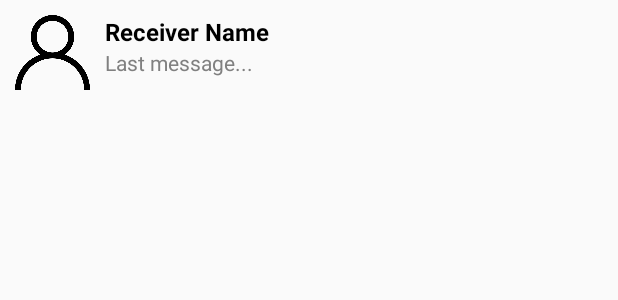
After one commit to TiVooooo/PRM392_HomeBuddy_App, an Android app: the layout item_chat.xml on its own in the app's theme, with its tools: preview values and no code run, on a phone screen of 412 x 824 dp. The commit adds this screen. Shown: the top 300 px of the screen. Run offline under Robolectric (Android 15) with nearby library versions, the phone set to English and light mode, and no system bars.

Commit message:
update chat UI and api

```diff
--- /dev/null
+++ b/app/src/main/res/layout/item_chat.xml
@@ -0,0 +1,43 @@
+<?xml version="1.0" encoding="utf-8"?>
+<androidx.constraintlayout.widget.ConstraintLayout xmlns:android="http://schemas.android.com/apk/res/android"
+    android:layout_width="match_parent"
+    android:layout_height="wrap_content"
+    xmlns:app="http://schemas.android.com/apk/res-auto"
+    android:padding="10dp">
+
+    <ImageView
+        android:id="@+id/imageViewProfile"
+        android:layout_width="50dp"
+        android:layout_height="50dp"
+        android:src="@drawable/ic_account"
+        android:scaleType="centerCrop"
+        app:layout_constraintStart_toStartOf="parent"
+        app:layout_constraintTop_toTopOf="parent"
+        app:layout_constraintBottom_toBottomOf="parent"
+        android:contentDescription="Profile Picture" />
+
+    <TextView
+        android:id="@+id/textViewReceiverName"
+        android:layout_width="0dp"
+        android:layout_height="wrap_content"
+        android:text="Receiver Name"
+        android:textStyle="bold"
+        android:textSize="16sp"
+        app:layout_constraintStart_toEndOf="@id/imageViewProfile"
+        app:layout_constraintTop_toTopOf="parent"
+        app:layout_constraintEnd_toEndOf="parent"
+        android:layout_marginStart="10dp"
+        android:textColor="#000000" />
+
+    <TextView
+        android:id="@+id/textViewLastMessage"
+        android:layout_width="0dp"
+        android:layout_height="wrap_content"
+        android:text="Last message..."
+        android:textSize="14sp"
+        android:textColor="#808080"
+        app:layout_constraintStart_toEndOf="@id/imageViewProfile"
+        app:layout_constraintTop_toBottomOf="@id/textViewReceiverName"
+        app:layout_constraintEnd_toEndOf="parent"
+        android:layout_marginStart="10dp" />
+</androidx.constraintlayout.widget.ConstraintLayout>
--- a/app/src/main/res/menu/bottom_nav_menu.xml
+++ b/app/src/main/res/menu/bottom_nav_menu.xml
@@ -11,6 +11,10 @@
         android:id="@+id/navigation_cart"
         android:icon="@drawable/ic_cart"
         android:title="Cart" />
+<!--    <item-->
+<!--        android:id="@+id/navigation_chat"-->
+<!--        android:icon="@drawable/ic_chat"-->
+<!--        android:title="Chat" />-->
     <item
         android:id="@+id/navigation_order"
         android:icon="@drawable/ic_order"
```
Also changed, not shown: app/src/main/java/com/example/prm392_homebuddy_app/API/ChatApi.java (added, +14 -0 lines), app/src/main/java/com/example/prm392_homebuddy_app/API/ChatRepository.java (added, +44 -0 lines), app/src/main/java/com/example/prm392_homebuddy_app/MainActivity.java (+5 -3 lines), app/src/main/java/com/example/prm392_homebuddy_app/UserProfileActivity.java (deleted, +0 -102 lines), app/src/main/java/com/example/prm392_homebuddy_app/adapters/ChatAdapter.java (added, +50 -0 lines), app/src/main/java/com/example/prm392_homebuddy_app/model/Chat.java (added, +27 -0 lines), app/src/main/java/com/example/prm392_homebuddy_app/ui/account/AccountFragment.java (+89 -9 lines), app/src/main/java/com/example/prm392_homebuddy_app/ui/chat/ChatFragment.java (added, +65 -0 lines), app/src/main/res/layout/fragment_chat.xml (added, +18 -0 lines), app/src/main/res/navigation/mobile_navigation.xml (+7 -1 lines), app/src/main/res/drawable/ic_chat.png (added).
